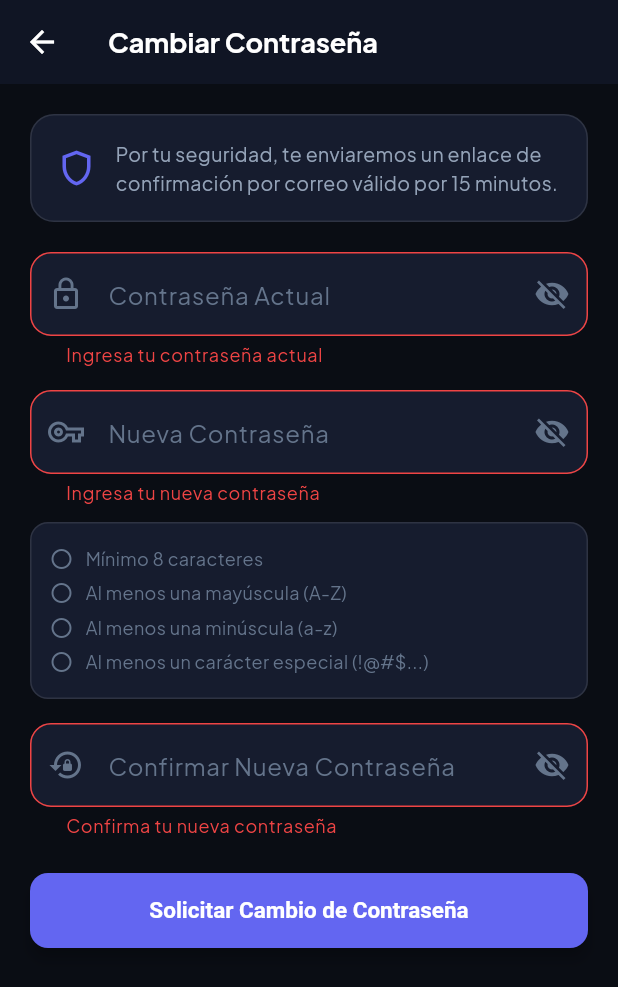
After one commit to dylandeam/StyleStore_Mobile, a Flutter app: the ChangePasswordScreen screen opened by its route, after a tap on "Solicitar Cambio de Contraseña", on a phone screen of 412 x 824 dp. The commit adds this screen. Shown: the top 987 px of the screen. Run offline on Flutter 3.47's test engine with Material 3 defaults, Android fonts, the phone set to English and light mode, and no system bars; our stand-ins replace flutter_secure_storage, google_fonts; accounts and stored records are empty.

Commit message:
feat: add password change screen (CU4) and user role support - Updated User model with role field - Added change password screen with validation - Integrated with Railway backend

```diff
--- a/lib/config/api_config.dart
+++ b/lib/config/api_config.dart
@@ -9,6 +9,10 @@ class ApiConfig {
   static const String logoutUrl = '$baseUrl/auth/logout';
   static const String refreshUrl = '$baseUrl/auth/refresh';
 
+  // Password endpoints (CU4)
+  static const String requestPasswordChangeUrl = '$baseUrl/password/request-change';
+  static const String confirmPasswordChangeUrl = '$baseUrl/password/confirm';
+
   // User endpoints
   static const String meUrl = '$baseUrl/users/me';
 }
--- a/lib/config/routes.dart
+++ b/lib/config/routes.dart
@@ -2,15 +2,18 @@ import 'package:flutter/material.dart';
 import '../screens/auth/login_screen.dart';
 import '../screens/auth/register_screen.dart';
 import '../screens/home/home_screen.dart';
+import '../screens/account/change_password_screen.dart';
 
 class AppRoutes {
   static const String login = '/login';
   static const String register = '/register';
   static const String home = '/home';
+  static const String changePassword = '/change-password';
 
   static Map<String, WidgetBuilder> get routes => {
         login: (context) => const LoginScreen(),
         register: (context) => const RegisterScreen(),
         home: (context) => const HomeScreen(),
+        changePassword: (context) => const ChangePasswordScreen(),
       };
 }
--- a/lib/models/user.dart
+++ b/lib/models/user.dart
@@ -2,6 +2,7 @@ class User {
   final int id;
   final String email;
   final String name;
+  final String role;
   final bool isActive;
   final DateTime createdAt;
 
@@ -9,6 +10,7 @@ class User {
     required this.id,
     required this.email,
     required this.name,
+    this.role = 'cliente',
     required this.isActive,
     required this.createdAt,
   });
@@ -18,6 +20,7 @@ class User {
       id: json['id'] as int,
       email: json['email'] as String,
       name: json['name'] as String,
+      role: json['role'] as String? ?? 'cliente',
       isActive: json['is_active'] as bool? ?? true,
       createdAt: DateTime.parse(json['created_at'] as String),
     );
@@ -28,6 +31,7 @@ class User {
       'id': id,
       'email': email,
       'name': name,
+      'role': role,
       'is_active': isActive,
       'created_at': createdAt.toIso8601String(),
     };
--- /dev/null
+++ b/lib/screens/account/change_password_screen.dart
@@ -0,0 +1,348 @@
+import 'dart:convert';
+import 'package:flutter/material.dart';
+import 'package:provider/provider.dart';
+import '../../config/api_config.dart';
+import '../../config/theme.dart';
+import '../../services/api_service.dart';
+
+class ChangePasswordScreen extends StatefulWidget {
+  const ChangePasswordScreen({super.key});
+
+  @override
+  State<ChangePasswordScreen> createState() => _ChangePasswordScreenState();
+}
+
+class _ChangePasswordScreenState extends State<ChangePasswordScreen> {
+  final _formKey = GlobalKey<FormState>();
+  final _currentPasswordController = TextEditingController();
+  final _newPasswordController = TextEditingController();
+  final _confirmPasswordController = TextEditingController();
+
+  bool _isLoading = false;
+  String? _errorMessage;
+  String? _successMessage;
+
+  bool _obscureCurrent = true;
+  bool _obscureNew = true;
+  bool _obscureConfirm = true;
+
+  @override
+  void dispose() {
+    _currentPasswordController.dispose();
+    _newPasswordController.dispose();
+    _confirmPasswordController.dispose();
+    super.dispose();
+  }
+
+  bool get _hasMinLength => _newPasswordController.text.length >= 8;
+  bool get _hasUppercase => RegExp(r'[A-Z]').hasMatch(_newPasswordController.text);
+  bool get _hasLowercase => RegExp(r'[a-z]').hasMatch(_newPasswordController.text);
+  bool get _hasSpecialChar =>
+      RegExp(r'[!@#$%^&*()_+\-=\[\]{};:\x27",.<>/?\\|`~]').hasMatch(_newPasswordController.text);
+  bool get _passwordsMatch =>
+      _newPasswordController.text.isNotEmpty &&
+      _newPasswordController.text == _confirmPasswordController.text;
+
+  Future<void> _submitRequest() async {
+    if (!_formKey.currentState!.validate()) return;
+    if (!_hasMinLength || !_hasUppercase || !_hasLowercase || !_hasSpecialChar || !_passwordsMatch) {
+      setState(() {
+        _errorMessage = 'Por favor cumple con todos los requisitos de seguridad.';
+      });
+      return;
+    }
+
+    setState(() {
+      _isLoading = true;
+      _errorMessage = null;
+      _successMessage = null;
+    });
+
+    try {
+      final apiService = Provider.of<ApiService>(context, listen: false);
+      final response = await apiService.post(
+        ApiConfig.requestPasswordChangeUrl,
+        body: {
+          'current_password': _currentPasswordController.text,
+          'new_password': _newPasswordController.text,
+          'new_password_confirmation': _confirmPasswordController.text,
+        },
+      );
+
+      final data = jsonDecode(response.body);
+
+      if (response.statusCode == 200) {
+        setState(() {
+          _isLoading = false;
+          _successMessage = data['message'] ??
+              'Se ha enviado un enlace de confirmación a tu correo registrado.';
+          _currentPasswordController.clear();
+          _newPasswordController.clear();
+          _confirmPasswordController.clear();
+        });
+      } else {
+        setState(() {
+          _isLoading = false;
+          _errorMessage = data['detail'] ?? 'Error al solicitar cambio de contraseña.';
+        });
+      }
+    } catch (e) {
+      setState(() {
+        _isLoading = false;
+        _errorMessage = 'Error de conexión con el servidor ($e)';
+      });
+    }
+  }
+
+  @override
+  Widget build(BuildContext context) {
+    return Scaffold(
+      appBar: AppBar(
+        backgroundColor: AppTheme.bgSecondary,
+        elevation: 0,
+        title: const Text(
+          'Cambiar Contraseña',
+          style: TextStyle(fontSize: 18, fontWeight: FontWeight.bold),
+        ),
+      ),
+      body: SingleChildScrollView(
+        padding: const EdgeInsets.all(20.0),
+        child: Form(
+          key: _formKey,
+          child: Column(
+            crossAxisAlignment: CrossAxisAlignment.stretch,
+            children: [
+              // Info Banner
+              Container(
+                padding: const EdgeInsets.all(16),
+                decoration: BoxDecoration(
+                  color: AppTheme.bgCard,
+                  borderRadius: BorderRadius.circular(16),
+                  border: Border.all(color: AppTheme.borderGlass),
+                ),
+                child: const Row(
+                  children: [
+                    Icon(Icons.shield_outlined, color: AppTheme.accentIndigo, size: 28),
+                    SizedBox(width: 12),
+                    Expanded(
+                      child: Text(
+                        'Por tu seguridad, te enviaremos un enlace de confirmación por correo válido por 15 minutos.',
+                        style: TextStyle(color: AppTheme.textSecondary, fontSize: 13),
+                      ),
+                    ),
+                  ],
+                ),
+              ),
+              const SizedBox(height: 20),
+
+              if (_successMessage != null) ...[
+                Container(
+                  padding: const EdgeInsets.all(16),
+                  decoration: BoxDecoration(
+                    color: const Color(0x2610B981),
+                    borderRadius: BorderRadius.circular(12),
+                    border: Border.all(color: const Color(0x4D10B981)),
+                  ),
+                  child: Row(
+                    children: [
+                      const Icon(Icons.check_circle, color: AppTheme.successGreen, size: 22),
+                      const SizedBox(width: 10),
+                      Expanded(
+                        child: Text(
+                          _successMessage!,
+                          style: const TextStyle(color: AppTheme.successGreen, fontSize: 13),
+                        ),
+                      ),
+                    ],
+                  ),
+                ),
+                const SizedBox(height: 20),
+              ],
+
+              if (_errorMessage != null) ...[
+                Container(
+                  padding: const EdgeInsets.all(16),
+                  decoration: BoxDecoration(
+                    color: const Color(0x26EF4444),
+                    borderRadius: BorderRadius.circular(12),
+                    border: Border.all(color: const Color(0x4DEF4444)),
+                  ),
+                  child: Row(
+                    children: [
+                      const Icon(Icons.error_outline, color: AppTheme.dangerRed, size: 22),
+                      const SizedBox(width: 10),
+                      Expanded(
+                        child: Text(
+                          _errorMessage!,
+                          style: const TextStyle(color: AppTheme.dangerRed, fontSize: 13),
+                        ),
+                      ),
+                    ],
+                  ),
+                ),
+                const SizedBox(height: 20),
+              ],
+
+              // Current Password Field
+              TextFormField(
+                controller: _currentPasswordController,
+                obscureText: _obscureCurrent,
+                style: const TextStyle(color: AppTheme.textPrimary),
+                decoration: InputDecoration(
+                  labelText: 'Contraseña Actual',
+                  labelStyle: const TextStyle(color: AppTheme.textMuted),
+                  prefixIcon: const Icon(Icons.lock_outline, color: AppTheme.textMuted),
+                  suffixIcon: IconButton(
+                    icon: Icon(
+                      _obscureCurrent ? Icons.visibility_off : Icons.visibility,
+                      color: AppTheme.textMuted,
+                    ),
+                    onPressed: () => setState(() => _obscureCurrent = !_obscureCurrent),
+                  ),
+                  filled: true,
+                  fillColor: AppTheme.bgCard,
+                  border: OutlineInputBorder(
+                    borderRadius: BorderRadius.circular(12),
+                    borderSide: const BorderSide(color: AppTheme.borderGlass),
+                  ),
+                ),
+                validator: (val) =>
+                    (val == null || val.isEmpty) ? 'Ingresa tu contraseña actual' : null,
+              ),
+              const SizedBox(height: 16),
+
+              // New Password Field
+              TextFormField(
+                controller: _newPasswordController,
+                obscureText: _obscureNew,
+                style: const TextStyle(color: AppTheme.textPrimary),
+                onChanged: (_) => setState(() {}),
+                decoration: InputDecoration(
+                  labelText: 'Nueva Contraseña',
+                  labelStyle: const TextStyle(color: AppTheme.textMuted),
+                  prefixIcon: const Icon(Icons.vpn_key_outlined, color: AppTheme.textMuted),
+                  suffixIcon: IconButton(
+                    icon: Icon(
+                      _obscureNew ? Icons.visibility_off : Icons.visibility,
+                      color: AppTheme.textMuted,
+                    ),
+                    onPressed: () => setState(() => _obscureNew = !_obscureNew),
+                  ),
+                  filled: true,
+                  fillColor: AppTheme.bgCard,
+                  border: OutlineInputBorder(
+                    borderRadius: BorderRadius.circular(12),
+                    borderSide: const BorderSide(color: AppTheme.borderGlass),
+                  ),
+                ),
+                validator: (val) =>
+                    (val == null || val.isEmpty) ? 'Ingresa tu nueva contraseña' : null,
+              ),
+              const SizedBox(height: 12),
+
+              // Policy checklist
+              Container(
+                padding: const EdgeInsets.all(12),
+                decoration: BoxDecoration(
+                  color: AppTheme.bgCard,
+                  borderRadius: BorderRadius.circular(12),
+                  border: Border.all(color: AppTheme.borderGlass),
+                ),
+                child: Column(
+                  children: [
+                    _buildCheckItem('Mínimo 8 caracteres', _hasMinLength),
+                    _buildCheckItem('Al menos una mayúscula (A-Z)', _hasUppercase),
+                    _buildCheckItem('Al menos una minúscula (a-z)', _hasLowercase),
+                    _buildCheckItem('Al menos un carácter especial (!@#\$...)', _hasSpecialChar),
+                  ],
+                ),
+              ),
+              const SizedBox(height: 16),
+
+              // Confirm Password Field
+              TextFormField(
+                controller: _confirmPasswordController,
+                obscureText: _obscureConfirm,
+                style: const TextStyle(color: AppTheme.textPrimary),
+                onChanged: (_) => setState(() {}),
+                decoration: InputDecoration(
+                  labelText: 'Confirmar Nueva Contraseña',
+                  labelStyle: const TextStyle(color: AppTheme.textMuted),
+                  prefixIcon: const Icon(Icons.lock_reset, color: AppTheme.textMuted),
+                  suffixIcon: IconButton(
+                    icon: Icon(
+                      _obscureConfirm ? Icons.visibility_off : Icons.visibility,
+                      color: AppTheme.textMuted,
+                    ),
+                    onPressed: () => setState(() => _obscureConfirm = !_obscureConfirm),
+                  ),
+                  filled: true,
+                  fillColor: AppTheme.bgCard,
+                  border: OutlineInputBorder(
+                    borderRadius: BorderRadius.circular(12),
+                    borderSide: const BorderSide(color: AppTheme.borderGlass),
+                  ),
+                ),
+                validator: (val) {
+                  if (val == null || val.isEmpty) return 'Confirma tu nueva contraseña';
+                  if (val != _newPasswordController.text) return 'Las contraseñas no coinciden';
+                  return null;
+                },
+              ),
+              const SizedBox(height: 24),
+
+              // Submit Button
+              ElevatedButton(
+                onPressed: _isLoading ? null : _submitRequest,
+                style: ElevatedButton.styleFrom(
+                  backgroundColor: AppTheme.accentIndigo,
+                  foregroundColor: Colors.white,
+                  padding: const EdgeInsets.symmetric(vertical: 16),
+                  shape: RoundedRectangleBorder(
+                    borderRadius: BorderRadius.circular(12),
+                  ),
+                ),
+                child: _isLoading
+                    ? const SizedBox(
+                        height: 20,
+                        width: 20,
+                        child: CircularProgressIndicator(
+                          color: Colors.white,
+                          strokeWidth: 2,
+                        ),
+                      )
+                    : const Text(
+                        'Solicitar Cambio de Contraseña',
+                        style: TextStyle(fontSize: 15, fontWeight: FontWeight.bold),
+                      ),
+              ),
+            ],
+          ),
+        ),
+      ),
+    );
+  }
+
+  Widget _buildCheckItem(String label, bool isValid) {
+    return Padding(
+      padding: const EdgeInsets.symmetric(vertical: 3.0),
+      child: Row(
+        children: [
+          Icon(
+            isValid ? Icons.check_circle : Icons.radio_button_unchecked,
+            size: 16,
+            color: isValid ? AppTheme.successGreen : AppTheme.textMuted,
+          ),
+          const SizedBox(width: 8),
+          Text(
+            label,
+            style: TextStyle(
+              fontSize: 12,
+              color: isValid ? AppTheme.successGreen : AppTheme.textMuted,
+            ),
+          ),
+        ],
+      ),
+    );
+  }
+}
--- a/lib/screens/home/home_screen.dart
+++ b/lib/screens/home/home_screen.dart
@@ -136,10 +136,26 @@ class HomeScreen extends StatelessWidget {
                         _buildDataRow('ID de Usuario', '#${user?.id ?? "-"}'),
                         _buildDataRow('Nombre', user?.name ?? '-'),
                         _buildDataRow('Correo Electrónico', user?.email ?? '-'),
+                        _buildDataRow('Rol', user?.role ?? 'cliente'),
                         _buildDataRow(
                           'Estado',
                           user?.isActive == true ? 'Activo' : 'Inactivo',
                           isSuccess: user?.isActive == true,
+                        ),
+                        const SizedBox(height: 12),
+                        OutlinedButton.icon(
+                          onPressed: () {
+                            Navigator.pushNamed(context, AppRoutes.changePassword);
+                          },
+                          icon: const Icon(Icons.lock_outline, size: 16),
+                          label: const Text('Cambiar Contraseña (CU4)'),
+                          style: OutlinedButton.styleFrom(
+                            foregroundColor: AppTheme.accentIndigo,
+                            side: const BorderSide(color: AppTheme.accentIndigo),
+                            shape: RoundedRectangleBorder(
+                              borderRadius: BorderRadius.circular(10),
+                            ),
+                          ),
                         ),
                       ],
                     ),
```
